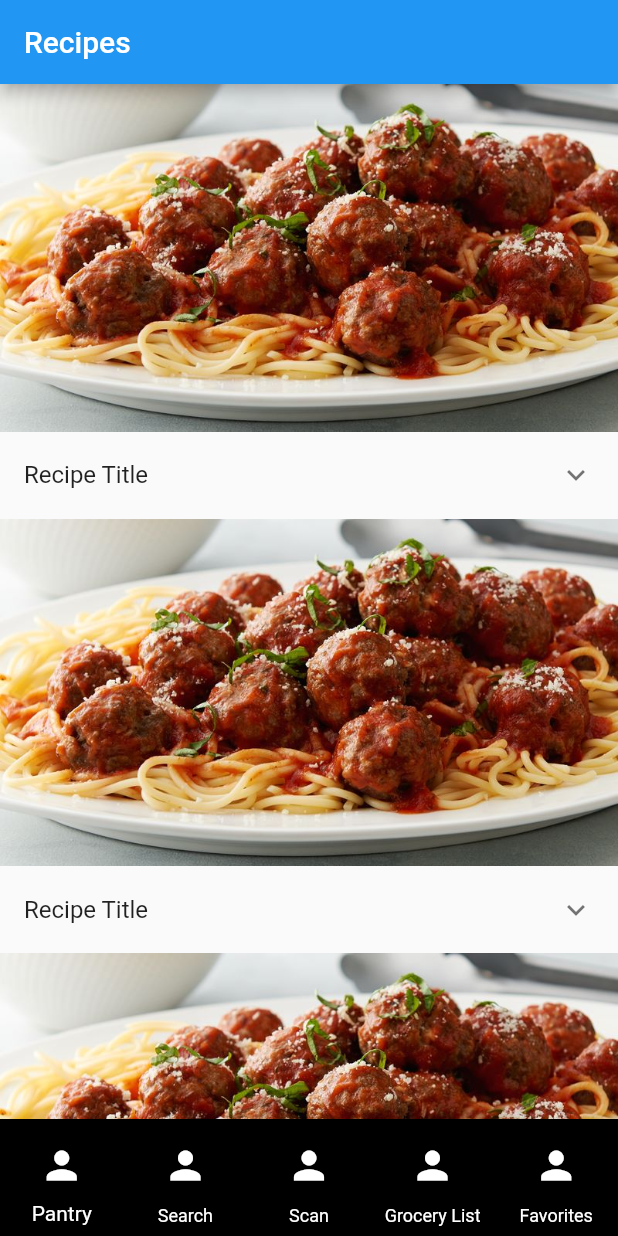
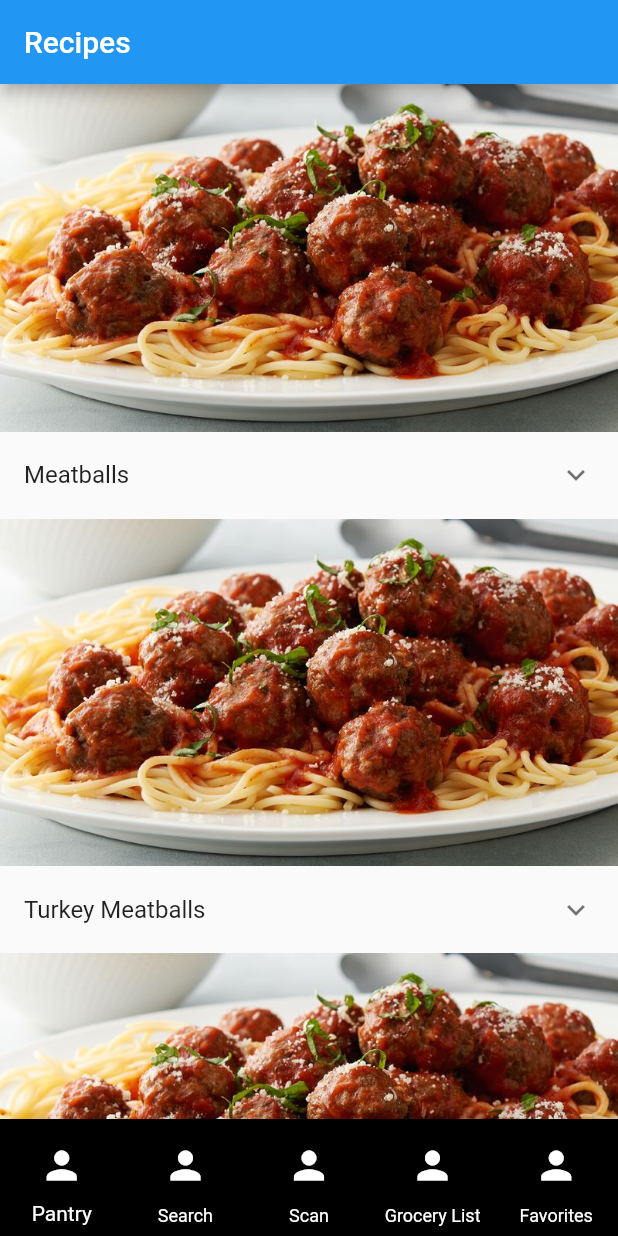
Before and after one commit to IkaikaL/Food-Basket, a Flutter app: the screen it shows after launch, on a phone screen of 412 x 824 dp. Run offline on Flutter 3.47's test engine with Material 2 defaults, Android fonts, the phone set to English and light mode, and no system bars; our stand-ins replace sqflite; accounts and stored records are empty; generated files the repository leaves out were written again.

Commit message:
Update main.dart

```diff
--- a/basket/lib/main.dart
+++ b/basket/lib/main.dart
@@ -10,11 +10,18 @@ import 'pages/samplePage.dart';
 import 'package:basket/database/app_database.dart';
 import 'package:basket/database/recipe.dart';
 
-//Future<List<Recipe>> recipeList = List.empty() as Future<List<Recipe>>;
+List<Recipe> recipeList = [];
 
 void main() {
   print("main.dart is running");
   //recipeList = AppDatabase.instance.readAllRecipes();
+
+  Recipe testrecipe1 = const Recipe(name: "Meatballs", ingredients: "Ground Meat, eggs", instructions: "1. Cook");
+  Recipe testrecipe2 = const Recipe(name: "Turkey Meatballs", ingredients: "Ground Turkey, eggs", instructions: "1. Cook");
+  Recipe testrecipe3 = const Recipe(name: "Chicken Meatballs", ingredients: "Ground Chicken, eggs", instructions: "1. Cook");
+  recipeList.add(testrecipe1);
+  recipeList.add(testrecipe2);
+  recipeList.add(testrecipe3);
 
   runApp(const BasketApp());
 }
@@ -41,7 +48,6 @@ class LandingScreen extends StatefulWidget {
 
 class _LandingScreenState extends State<LandingScreen> {
   int index = 0;
-  int testMaxIndex = 20;
 
   @override
   Widget build(BuildContext context) {
@@ -50,28 +56,19 @@ class _LandingScreenState extends State<LandingScreen> {
       title: const Text('Recipes'),
     ),
     body: ListView.builder(
-      itemCount: testMaxIndex,
+      itemCount: recipeList.length,
       itemBuilder: (context, index) {
       return  Column(
-        children: const [
-          Image(image: AssetImage('assets/images/Meatballs.jpeg')),
+        children: [
+          const Image(image: AssetImage('assets/images/Meatballs.jpeg')),
           ExpansionTile(
-              title: Text("Recipe Title"),
+              title: Text(recipeList[index].name),
               children: [
                 ListTile(
-                  title: Text('Calories: '),
+                  title: Text('Ingredients: ' + recipeList[index].ingredients),
                   ),
                 ListTile(
-                  title: Text('Protein: '),
-                  ),
-                ListTile(
-                  title: Text('Fat: '),
-                  ),
-                ListTile(
-                  title: Text('Carbs: '),
-                  ),
-                ListTile(
-                  title: Text('Ingredients: '),
+                  title: Text('Instructions: ' + recipeList[index].instructions),
                   ),
               ],
             ),
```
